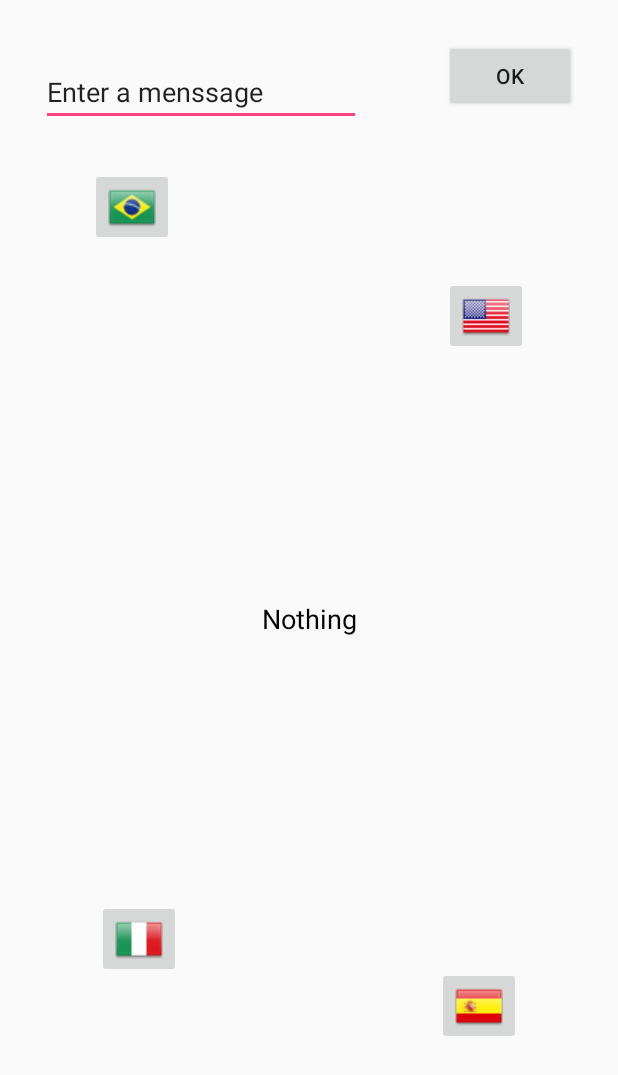
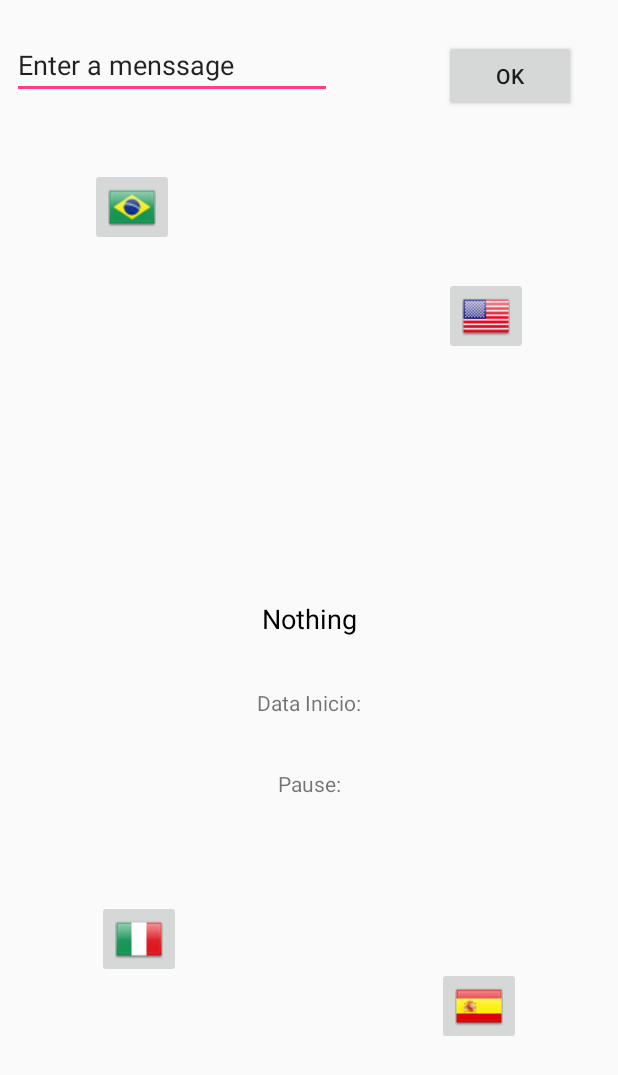
Before and after one commit to bernardomoraisbh/NothingInternational, an Android app: the layout activity_main.xml on its own in the app's theme, with its tools: preview values and no code run, on a phone screen of 412 x 824 dp. Shown: the top 1075 px of the screen. Run offline under Robolectric (Android 15) with nearby library versions, the phone set to English and light mode, and no system bars.

Commit message:
New version.

```diff
--- a/app/src/main/java/com/nothing/bernardo/nothinginternational/MainActivity.java
+++ b/app/src/main/java/com/nothing/bernardo/nothinginternational/MainActivity.java
@@ -76,10 +76,8 @@ public class MainActivity extends AppCompatActivity {
         Log.i(TAG, formattedDateOnStart);
         setContentView(R.layout.activity_main);
         TextView datez = findViewById(R.id.date);
-        TextView dates = findViewById(R.id.date2);
         startTime = System.currentTimeMillis();
         datez.setText(formattedDateOnStart);
-        dates.setText(fim);
     }
     /* (non-Javadoc)
     * @see android.app.Activity#onPause()
@@ -98,4 +96,14 @@ public class MainActivity extends AppCompatActivity {
         fim = "Voltou! Uma breve pausa de: " + seconds;
         dates.setText(fim);
     }
+
+    @Override
+    protected void onResume() {
+        super.onResume();
+        setContentView(R.layout.activity_main);
+        TextView dates = findViewById(R.id.date2);
+        dates.setText(fim);
+        TextView datez = findViewById(R.id.date);
+        datez.setText(formattedDateOnStart);
+    }
 }
--- a/app/src/main/res/layout/activity_main.xml
+++ b/app/src/main/res/layout/activity_main.xml
@@ -101,9 +101,10 @@
         android:text="@string/menssage"
         app:layout_constraintBottom_toBottomOf="parent"
         app:layout_constraintEnd_toStartOf="@+id/button"
+        app:layout_constraintHorizontal_bias="0.0"
         app:layout_constraintStart_toStartOf="parent"
         app:layout_constraintTop_toTopOf="parent"
-        app:layout_constraintVertical_bias="0.04"
+        app:layout_constraintVertical_bias="0.017"
         tools:text="Enter a menssage" />
 
     <Button
@@ -119,4 +120,39 @@
         app:layout_constraintTop_toTopOf="parent"
         app:layout_constraintVertical_bias="0.004" />
 
+    <TextView
+        android:id="@+id/date"
+        android:layout_width="wrap_content"
+        android:layout_height="wrap_content"
+        android:layout_marginBottom="8dp"
+        android:layout_marginEnd="8dp"
+        android:layout_marginStart="8dp"
+        android:layout_marginTop="8dp"
+        android:contentDescription="@string/date"
+        android:text="@string/date"
+        app:layout_constraintBottom_toBottomOf="parent"
+        app:layout_constraintEnd_toEndOf="parent"
+        app:layout_constraintHorizontal_bias="0.501"
+        app:layout_constraintStart_toStartOf="parent"
+        app:layout_constraintTop_toBottomOf="@+id/changeNothing"
+        app:layout_constraintVertical_bias="0.072"
+        tools:text="Data Inicio:" />
+
+    <TextView
+        android:id="@+id/date2"
+        android:layout_width="wrap_content"
+        android:layout_height="wrap_content"
+        android:layout_marginBottom="8dp"
+        android:layout_marginEnd="8dp"
+        android:layout_marginStart="8dp"
+        android:layout_marginTop="8dp"
+        android:contentDescription="@string/pause"
+        android:text="@string/pause"
+        app:layout_constraintBottom_toBottomOf="parent"
+        app:layout_constraintEnd_toStartOf="@+id/imageButton5"
+        app:layout_constraintStart_toEndOf="@+id/imageButton4"
+        app:layout_constraintTop_toBottomOf="@+id/date"
+        app:layout_constraintVertical_bias="0.085"
+        tools:text="Pause:" />
+
 </android.support.constraint.ConstraintLayout>
--- a/app/src/main/res/values/strings.xml
+++ b/app/src/main/res/values/strings.xml
@@ -2,4 +2,6 @@
     <string name="app_name">NadaInternacional</string>
     <string name="nada">Nada</string>
     <string name="menssage">Insira uma mensagem</string>
+    <string name="date">Data:</string>
+    <string name="pause">Pause:</string>
 </resources>
```
